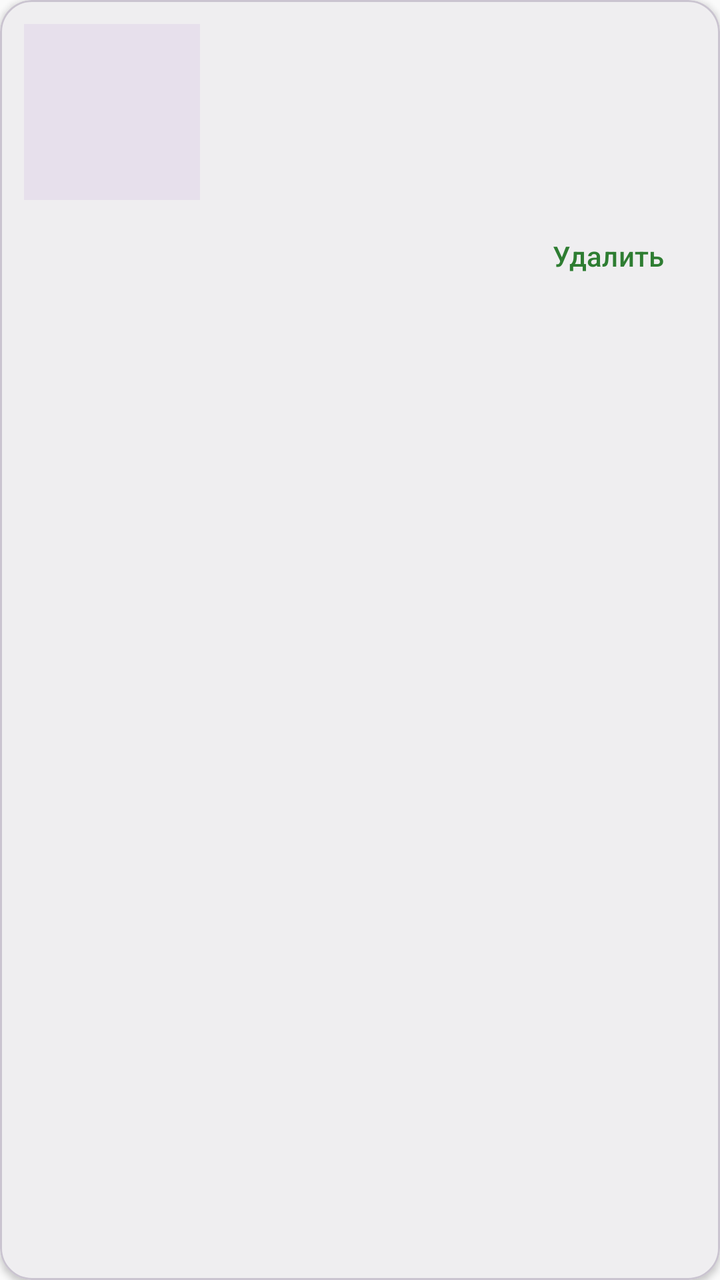
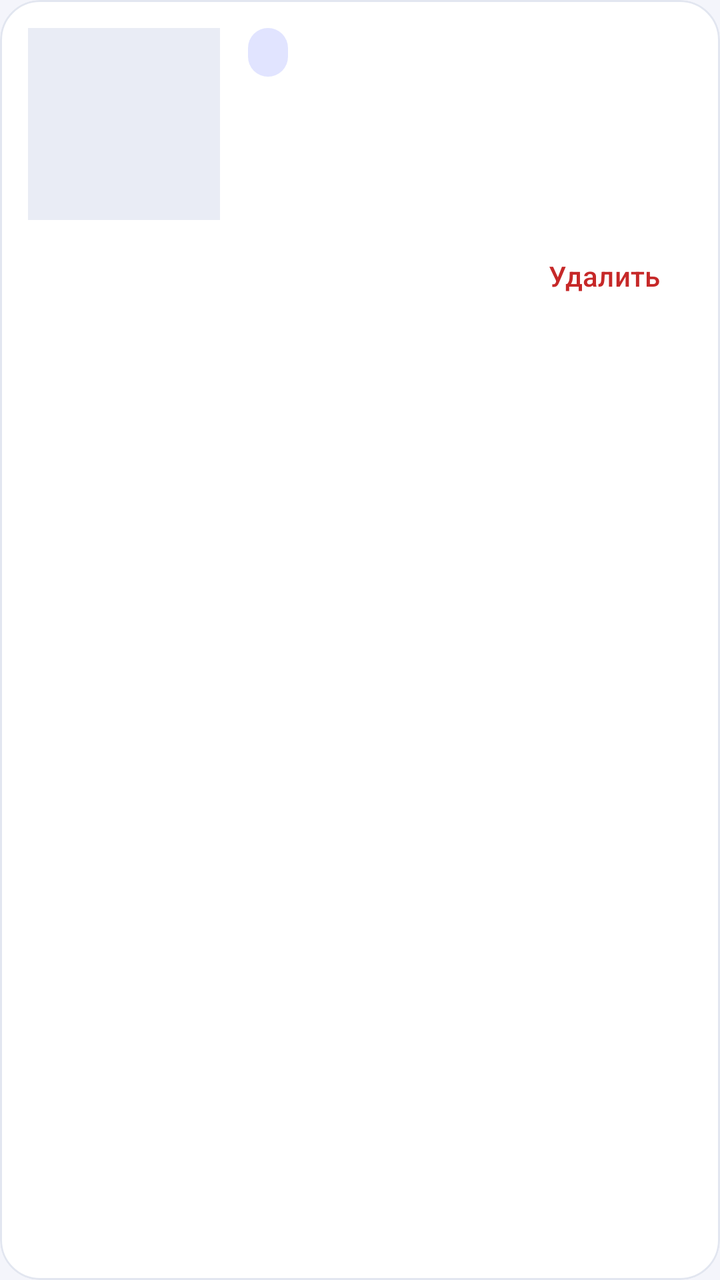

The first picture is an Android layout as it rendered before a commit; the second is the same layout after the commit. The layout source and the unified diff follow.
<!-- AndroidManifest.xml: application theme Theme.RecipesApp -->
<!-- res/layout/item_recipe.xml -->
<?xml version="1.0" encoding="utf-8"?>
<com.google.android.material.card.MaterialCardView
    xmlns:android="http://schemas.android.com/apk/res/android"
    xmlns:app="http://schemas.android.com/apk/res-auto"
    android:layout_width="match_parent"
    android:layout_height="wrap_content"
    android:layout_marginHorizontal="12dp"
    android:layout_marginVertical="6dp"
    app:cardCornerRadius="16dp"
    app:cardElevation="2dp">

    <androidx.constraintlayout.widget.ConstraintLayout
        android:layout_width="match_parent"
        android:layout_height="wrap_content"
        android:padding="12dp">

        
        <ImageView
            android:id="@+id/recipeImage"
            android:layout_width="88dp"
            android:layout_height="88dp"
            android:background="?attr/colorSurfaceVariant"
            android:scaleType="centerCrop"
            app:layout_constraintStart_toStartOf="parent"
            app:layout_constraintTop_toTopOf="parent" />

        
        <TextView
            android:id="@+id/recipeTitle"
            android:layout_width="0dp"
            android:layout_height="wrap_content"
            android:layout_marginStart="12dp"
            android:textSize="18sp"
            android:textStyle="bold"
            app:layout_constraintEnd_toEndOf="parent"
            app:layout_constraintStart_toEndOf="@+id/recipeImage"
            app:layout_constraintTop_toTopOf="parent" />

        
        <TextView
            android:id="@+id/recipeCategory"
            android:layout_width="wrap_content"
            android:layout_height="wrap_content"
            android:layout_marginStart="12dp"
            android:layout_marginTop="4dp"
            app:layout_constraintStart_toEndOf="@+id/recipeImage"
            app:layout_constraintTop_toBottomOf="@+id/recipeTitle" />

        
        <TextView
            android:id="@+id/recipeTime"
            android:layout_width="wrap_content"
            android:layout_height="wrap_content"
            android:layout_marginStart="12dp"
            android:layout_marginTop="2dp"
            app:layout_constraintStart_toEndOf="@+id/recipeImage"
            app:layout_constraintTop_toBottomOf="@+id/recipeCategory" />

        
        <Button
            android:id="@+id/deleteButton"
            style="@style/Widget.Material3.Button.TextButton"
            android:layout_width="wrap_content"
            android:layout_height="wrap_content"
            android:layout_marginTop="8dp"
            android:minHeight="40dp"
            android:text="@string/delete_recipe"
            app:layout_constraintEnd_toEndOf="parent"
            app:layout_constraintTop_toBottomOf="@+id/recipeImage" />

    </androidx.constraintlayout.widget.ConstraintLayout>
</com.google.android.material.card.MaterialCardView>
<!-- resources referenced by this layout -->
<resources>
  <string name="delete_recipe">Удалить</string>
  <style name="Theme.RecipesApp" parent="Theme.Material3.Light.NoActionBar">
          <item name="colorPrimary">@color/primary</item>
          <item name="colorOnPrimary">@color/on_primary</item>
          <item name="colorSecondary">@color/secondary</item>
          <item name="android:windowBackground">@color/background</item>
      </style>
  <color name="primary">#2E7D32</color>
  <color name="on_primary">#FFFFFF</color>
  <color name="secondary">#FF8F00</color>
  <color name="background">#FAFAFA</color>
</resources>

<!-- the commit's change to res/layout/item_recipe.xml (unified diff, before → after) -->
@@ -4,21 +4,24 @@
     xmlns:app="http://schemas.android.com/apk/res-auto"
     android:layout_width="match_parent"
     android:layout_height="wrap_content"
-    android:layout_marginHorizontal="12dp"
+    android:layout_marginHorizontal="16dp"
     android:layout_marginVertical="6dp"
-    app:cardCornerRadius="16dp"
-    app:cardElevation="2dp">
+    app:cardBackgroundColor="?attr/colorSurface"
+    app:cardCornerRadius="20dp"
+    app:cardElevation="0dp"
+    app:strokeColor="?attr/colorOutlineVariant"
+    app:strokeWidth="1dp">
 
     <androidx.constraintlayout.widget.ConstraintLayout
         android:layout_width="match_parent"
         android:layout_height="wrap_content"
-        android:padding="12dp">
+        android:padding="14dp">
 
         
         <ImageView
             android:id="@+id/recipeImage"
-            android:layout_width="88dp"
-            android:layout_height="88dp"
+            android:layout_width="96dp"
+            android:layout_height="96dp"
             android:background="?attr/colorSurfaceVariant"
             android:scaleType="centerCrop"
             app:layout_constraintStart_toStartOf="parent"
@@ -26,35 +29,44 @@
 
         
         <TextView
-            android:id="@+id/recipeTitle"
-            android:layout_width="0dp"
+            android:id="@+id/recipeCategory"
+            android:layout_width="wrap_content"
             android:layout_height="wrap_content"
-            android:layout_marginStart="12dp"
-            android:textSize="18sp"
+            android:layout_marginStart="14dp"
+            android:background="@drawable/bg_chip"
+            android:paddingHorizontal="10dp"
+            android:paddingVertical="4dp"
+            android:textColor="?attr/colorOnSecondaryContainer"
+            android:textSize="12sp"
             android:textStyle="bold"
-            app:layout_constraintEnd_toEndOf="parent"
             app:layout_constraintStart_toEndOf="@+id/recipeImage"
             app:layout_constraintTop_toTopOf="parent" />
 
         
         <TextView
-            android:id="@+id/recipeCategory"
-            android:layout_width="wrap_content"
+            android:id="@+id/recipeTitle"
+            android:layout_width="0dp"
             android:layout_height="wrap_content"
-            android:layout_marginStart="12dp"
-            android:layout_marginTop="4dp"
+            android:layout_marginStart="14dp"
+            android:layout_marginTop="8dp"
+            android:textColor="?attr/colorOnSurface"
+            android:textSize="18sp"
+            android:textStyle="bold"
+            app:layout_constraintEnd_toEndOf="parent"
             app:layout_constraintStart_toEndOf="@+id/recipeImage"
-            app:layout_constraintTop_toBottomOf="@+id/recipeTitle" />
+            app:layout_constraintTop_toBottomOf="@+id/recipeCategory" />
 
         
         <TextView
             android:id="@+id/recipeTime"
             android:layout_width="wrap_content"
             android:layout_height="wrap_content"
-            android:layout_marginStart="12dp"
-            android:layout_marginTop="2dp"
+            android:layout_marginStart="14dp"
+            android:layout_marginTop="4dp"
+            android:textColor="?attr/colorOnSurfaceVariant"
+            android:textSize="14sp"
             app:layout_constraintStart_toEndOf="@+id/recipeImage"
-            app:layout_constraintTop_toBottomOf="@+id/recipeCategory" />
+            app:layout_constraintTop_toBottomOf="@+id/recipeTitle" />
 
         
         <Button
@@ -65,6 +77,7 @@
             android:layout_marginTop="8dp"
             android:minHeight="40dp"
             android:text="@string/delete_recipe"
+            android:textColor="?attr/colorError"
             app:layout_constraintEnd_toEndOf="parent"
             app:layout_constraintTop_toBottomOf="@+id/recipeImage" />
 
<!-- resource entries referenced after the edit -->
@@ -1,15 +1,36 @@
 <!-- resources referenced by this layout -->
 <resources>
+  <!-- drawable bg_chip (drawable) -->
+  <?xml version="1.0" encoding="utf-8"?>
+  <shape xmlns:android="http://schemas.android.com/apk/res/android"
+      android:shape="rectangle">
+      <solid android:color="?attr/colorSecondaryContainer" />
+      <corners android:radius="12dp" />
+  </shape>
   <string name="delete_recipe">Удалить</string>
   <style name="Theme.RecipesApp" parent="Theme.Material3.Light.NoActionBar">
           <item name="colorPrimary">@color/primary</item>
           <item name="colorOnPrimary">@color/on_primary</item>
-          <item name="colorSecondary">@color/secondary</item>
+          <item name="colorSurface">@color/surface</item>
+          <item name="colorOnSurface">@color/text_primary</item>
+          <item name="colorSurfaceVariant">@color/surface_variant</item>
+          <item name="colorOnSurfaceVariant">@color/text_secondary</item>
+          <item name="colorSecondaryContainer">@color/primary_container</item>
+          <item name="colorOnSecondaryContainer">@color/on_primary_container</item>
+          <item name="colorOutlineVariant">@color/outline</item>
+          <item name="colorError">@color/error</item>
           <item name="android:windowBackground">@color/background</item>
       </style>
-  <color name="primary">#2E7D32</color>
+  <color name="primary">#4F5BD5</color>
   <color name="on_primary">#FFFFFF</color>
-  <color name="secondary">#FF8F00</color>
-  <color name="background">#FAFAFA</color>
+  <color name="surface">#FFFFFF</color>
+  <color name="text_primary">#161A2B</color>
+  <color name="surface_variant">#E9ECF5</color>
+  <color name="text_secondary">#5F6578</color>
+  <color name="primary_container">#E1E4FF</color>
+  <color name="on_primary_container">#2A3190</color>
+  <color name="outline">#E2E6F0</color>
+  <color name="error">#C62828</color>
+  <color name="background">#F4F5FB</color>
 </resources>
 
